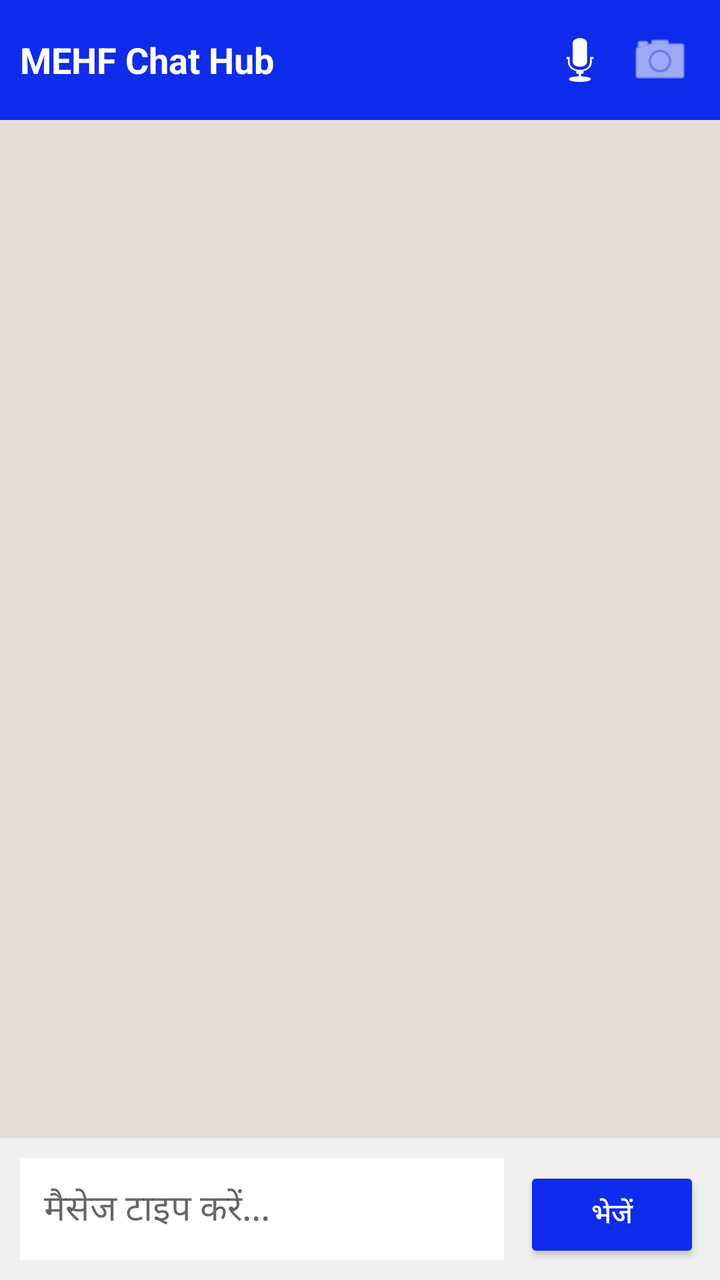
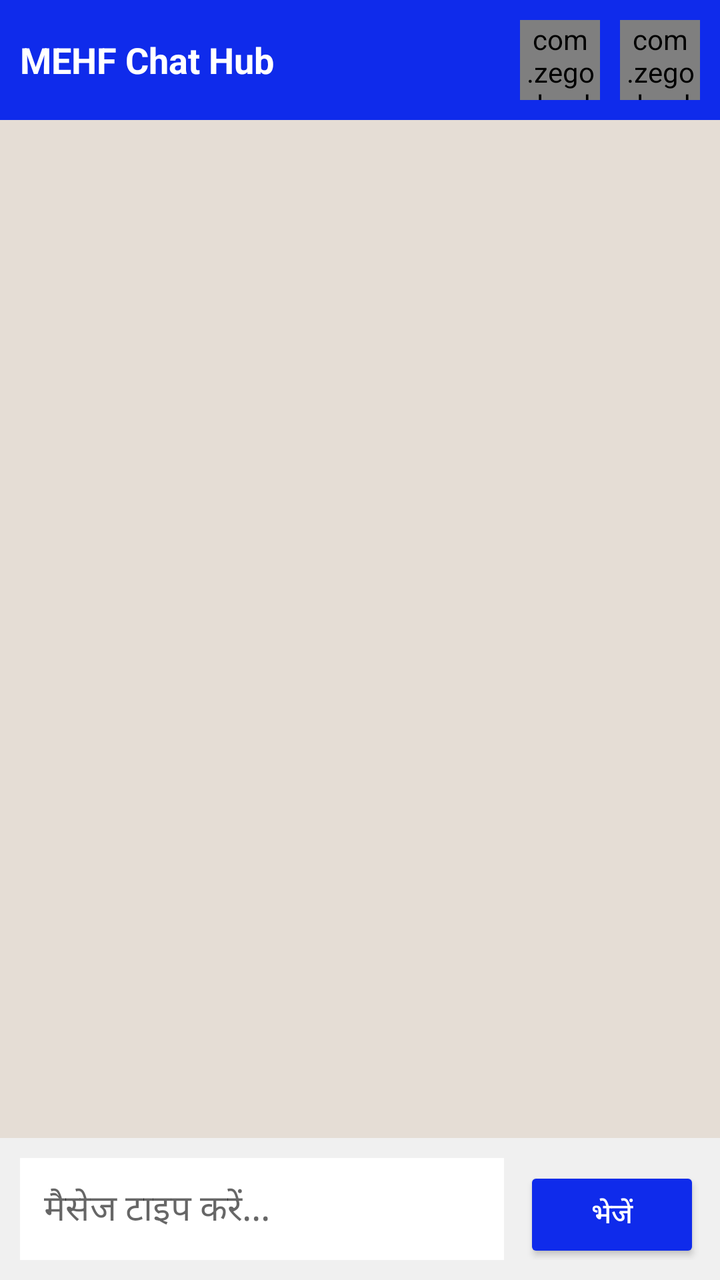

An Android layout rendered at two revisions. The XML below is the earlier revision; the diff shows what the commit changed to produce the second picture.
<!-- AndroidManifest.xml: application theme Theme.AppCompat.Light.NoActionBar -->
<!-- res/layout/activity_chat.xml -->
<?xml version="1.0" encoding="utf-8"?>
<RelativeLayout xmlns:android="http://schemas.android.com/apk/res/android"
    android:layout_width="match_parent"
    android:layout_height="match_parent"
    android:background="#E5DDD5">

    
    <LinearLayout
        android:id="@+id/headerLayout"
        android:layout_width="match_parent"
        android:layout_height="60dp"
        android:background="#0F2BEB"
        android:gravity="center_vertical"
        android:orientation="horizontal"
        android:padding="10dp">
        
        <TextView
            android:id="@+id/chatTitle"
            android:layout_width="0dp"
            android:layout_height="wrap_content"
            android:layout_weight="1"
            android:text="MEHF Chat Hub"
            android:textColor="#FFFFFF"
            android:textSize="18sp"
            android:textStyle="bold" />

        <ImageButton
            android:id="@+id/btnVoiceCall"
            android:layout_width="40dp"
            android:layout_height="40dp"
            android:background="?attr/selectableItemBackground"
            android:src="@android:drawable/ic_btn_speak_now"
            android:tint="#FFFFFF" />

        <ImageButton
            android:id="@+id/btnVideoCall"
            android:layout_width="40dp"
            android:layout_height="40dp"
            android:background="?attr/selectableItemBackground"
            android:src="@android:drawable/ic_menu_camera"
            android:tint="#FFFFFF" />
    </LinearLayout>

    
    <androidx.recyclerview.widget.RecyclerView
        android:id="@+id/chatRecyclerView"
        android:layout_width="match_parent"
        android:layout_height="match_parent"
        android:layout_above="@id/inputLayout"
        android:layout_below="@id/headerLayout"
        android:padding="10dp" />

    
    <LinearLayout
        android:id="@+id/inputLayout"
        android:layout_width="match_parent"
        android:layout_height="wrap_content"
        android:layout_alignParentBottom="true"
        android:background="#F0F0F0"
        android:orientation="horizontal"
        android:padding="10dp">

        <EditText
            android:id="@+id/etMessage"
            android:layout_width="0dp"
            android:layout_height="wrap_content"
            android:layout_weight="1"
            android:background="@android:color/white"
            android:hint="मैसेज टाइप करें..."
            android:padding="12dp" />

        <Button
            android:id="@+id/btnSend"
            android:layout_width="wrap_content"
            android:layout_height="wrap_content"
            android:layout_marginLeft="10dp"
            android:backgroundTint="#0F2BEB"
            android:text="भेजें"
            android:textColor="#FFFFFF" />
    </LinearLayout>
</RelativeLayout>
<!-- resources referenced by this layout -->
<resources>

</resources>

<!-- the commit's change to res/layout/activity_chat.xml (unified diff, before → after) -->
@@ -24,31 +24,36 @@
             android:textSize="18sp"
             android:textStyle="bold" />
 
-        <ImageButton
+        
+        <com.zegocloud.uikit.prebuilt.call.invite.widget.ZegoSendCallInvitationButton
             android:id="@+id/btnVoiceCall"
             android:layout_width="40dp"
             android:layout_height="40dp"
-            android:background="?attr/selectableItemBackground"
-            android:src="@android:drawable/ic_btn_speak_now"
-            android:tint="#FFFFFF" />
+            android:layout_marginRight="10dp"
+            android:background="?attr/selectableItemBackground" />
 
-        <ImageButton
+        <com.zegocloud.uikit.prebuilt.call.invite.widget.ZegoSendCallInvitationButton
             android:id="@+id/btnVideoCall"
             android:layout_width="40dp"
             android:layout_height="40dp"
-            android:background="?attr/selectableItemBackground"
-            android:src="@android:drawable/ic_menu_camera"
-            android:tint="#FFFFFF" />
+            android:background="?attr/selectableItemBackground" />
     </LinearLayout>
 
     
-    <androidx.recyclerview.widget.RecyclerView
-        android:id="@+id/chatRecyclerView"
+    <ScrollView
+        android:id="@+id/chatScrollView"
         android:layout_width="match_parent"
         android:layout_height="match_parent"
         android:layout_above="@id/inputLayout"
         android:layout_below="@id/headerLayout"
-        android:padding="10dp" />
+        android:padding="10dp">
+        
+        <LinearLayout
+            android:id="@+id/chatListLayout"
+            android:layout_width="match_parent"
+            android:layout_height="wrap_content"
+            android:orientation="vertical" />
+    </ScrollView>
 
     
     <LinearLayout
